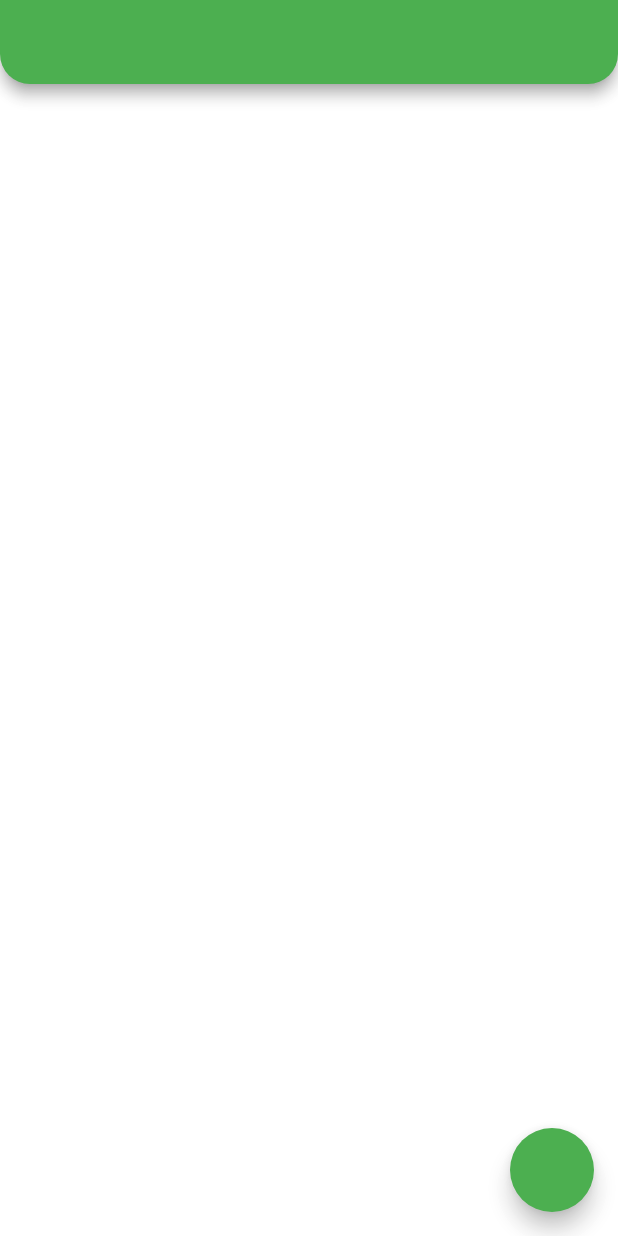
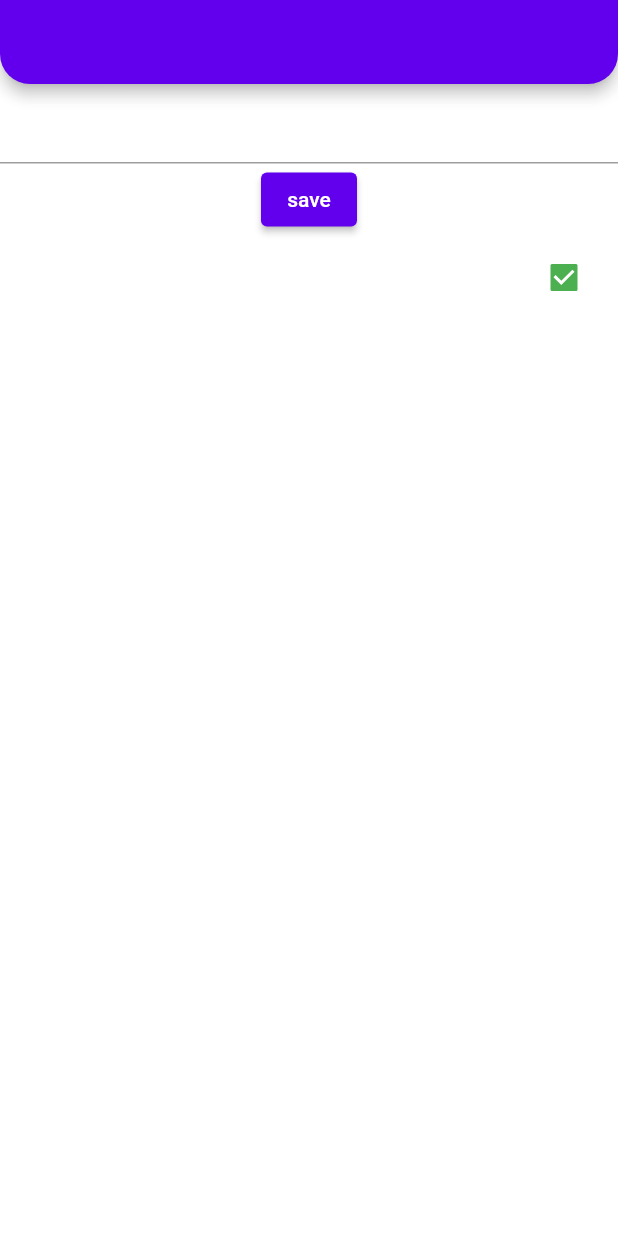
Before and after one commit to flutter-preview/ChosWhy-flutter-lessons, a Flutter app: the screen it shows after launch, on a phone screen of 412 x 824 dp. Run offline on Flutter 3.47's test engine with Material 2 defaults, Android fonts, the light colour scheme and no system bars; our stand-ins replace dio, flutter_spinkit.

Commit message:
added formlearnview

```diff
--- /dev/null
+++ b/lib/202/form_learn_view.dart
@@ -0,0 +1,112 @@
+import 'package:flutter/material.dart';
+
+class FormLearnView extends StatefulWidget {
+  const FormLearnView({Key? key}) : super(key: key);
+
+  @override
+  State<FormLearnView> createState() => _FormLearnViewState();
+}
+
+class _FormLearnViewState extends State<FormLearnView> {
+  final String _buttonTitle = "save";
+  final GlobalKey<FormState> _key = GlobalKey();
+
+  @override
+  Widget build(BuildContext context) {
+    return Scaffold(
+      appBar: AppBar(),
+      body: Column(
+        children: [
+          TextFormField(
+            key: _key,
+            autovalidateMode: AutovalidateMode.onUserInteraction,
+            validator: FormFieldValidator().isNotEmpty,
+            /*(value){
+              return (value?.isNotEmpty ?? false) ? null : "bu alan boş geçilemez";
+                  //burdaki kodun anlamı su burda value null olabilir ama null degilse true null ise false dönücek
+                  //şimdi burdaki kodda ne oldu burda su oldu parantez içiindeki işlem aslında true veya false işlemleri
+              //ve ben eger true ise null ffalse ise String ifade döndürmek istedim!
+            },
+            */
+            onChanged: (String value) {
+              print("a");
+            },
+          ),
+          ElevatedButton(
+              onPressed: () {
+                _elevatedButtonOnPress();
+                ///burda biz eğer boş göndermeye calıstıgımızda bu alan boş gecilemez gibi bi ekranda text görücez tabi boş oldugu için
+                ///print("okey"); koduna girmiyor buna dikkat!
+              },
+              child: Text(_buttonTitle)),
+          CheckboxListTile(value: true, onChanged: (value){}),
+        ],
+      ),
+    );
+  }
+
+  void _elevatedButtonOnPress() {
+    if (_key.currentState?.validate() ?? false) {
+      print("okey");
+    }
+  }
+}
+
+class FormFieldValidator {
+  String? isNotEmpty(String? data) {
+    return (data?.isNotEmpty ?? false) ? null : ValidatorMessage._notEmpty;
+  }
+}
+
+class ValidatorMessage {
+  static const String _notEmpty = "Bu alan boş geçilemez!";
+}
+
+///bu widgerları yine service post kısımlarındda oldukca kullanılan bir form widgetıdır!
+/// normalde işte textfield kısmıyla hallediyoduk form kısımlarını ama burda müşteri diyorki bu kısım boş gecilmemesi gerekiyor
+/// yani bir validasyona giricek diyor
+///
+/// ha bunları yine başka yöntemler ile de yapabilirsin ama flutter hazır bize sunuyor bunu!
+///
+/// textFormFiedl işte bunun kullanımı aynı textfield gibidir ama ekstradan alitador diye bi özelliği vardır!
+///
+/// okay companenti falan ayarladık ama ben tusa bastıgımda bu olayın oldugun nerden görücem!!
+/// işte bu noktada bu form dediğimiz olaylar ortaya cıkıyor!
+/// peki form nasıl kullanılıyor? nerde kullanıcaksan ona göre değişiyor eger 1 taen kullanıcaksan textformfield kullanabilirsin
+/// ama birden fazla kullanıcaksan form ile sarmalayıp alt alta formtextfield kullanmalısın!
+///
+/// şimdi formları kullanıcaksak bizim özel bi kullanımımız var "keys" bunlar bakmalıyız o kısımlar bu noktaya giriyor!
+/// flutter da hazır birçok key var peki key nedir? neden kullanırız:
+/// key aslında bir statefull widgeta dogrudan erişip onun özelliklerini bize döndürmesini saglıyor!!!
+/// ve bunlar sayesinde birbirleri arasında uniq widgetlar yapmıs oluyoruz
+/// bazen widgetlar arasında kaymalar yasanabiliyor sorunlar cıkabiliyor keyler ile bunları cözebiliyoruz
+///
+/// burda neler yapıcaz ve hangi key türleri var onları görelim
+/// birçok key var işte valuekey,localkey,globalkey,uniqkey vs biz burda globalkey kullanıcaz bu daha büyük birşey
+/// burda globalkey ile içinde bazı özel durumları tutabiliyoruz biz bu yuzden burda bunu kullanıyoruz
+///
+/// ben yukarıdaki _key sayesinde formState özelliklerini yakalayabiliyorum!
+/// peki bu ne demek?:
+/// biz farklı companentlerde dönen degerleri yakalıcaz mesela burda elevatedbutonun içine bu dönüşün kontrolunu yazalım
+///
+/// şey derse müşteri ben her zaman calısmasını istiyorum bunun o zaman autovalidateMode: u kullanması gerkeiyor
+/// default ataması onUserInteraction gibi bişey bunu always yaparsan istediğin senaryoyu yapmıs olursun
+///
+/// yine bşaka bi textformfield eklediginde eger sen birini doldurup digerini doldurmazsan yine trigerlanıcak cünkü tüm form alanında
+/// aktifleştiriyorsun bu autovalidateMode'u
+///
+/// bazı senaryolarda da onChanged özelliğini kullanmamız gerkeiyor ama dikkat bu özellik her değişiklikte bu kısıma giriyor!
+/// bu senaryolar işte textin içinde su olursa bu olsun gibisinden! veya filrtreleme özellikleri de yapılabilir!
+///
+/// peki gelelim bu kodları birazcık temizleme kısmına!
+/// şimdi burda metotları bu sekilde bırakmıyorduk biliyosun bu yüzden bi class olusturup o metodu buraya cekicez  okey bunu yapalım hadi
+/// ama bunu yaparken fonksiyonun birebir olduguna dikkat edin yaparken fonksiyon aynı olmak zorunda
+/// YİNE valıdator classı için mesajların toplandıgı bir alan yapabilirsin
+/// hani bunları bu sekilde yaptıgında kodların gelişmişliği oldukca artıcaktır yönetim konusunda vs!
+///
+/// yine bilmemiz gereken başka form fieldler da var bunların var oldugunu bilmemiz yeterlidir suanda
+/// burda kullanılan en coklar arasında InputDatePicker widgetı,DropDownButtonForm widgetı var
+/// bu dropdown widgetı sehir seçme gibi bi companent oluyor ya tıklıyosun aşşagıya dogru kayıyor onun gibi birşey!
+/// yine flutter da hazır checkbox da var checkboxListTile ama bunu bi form fieldı yok cünkü checkbox aslında form edicek bi
+/// kısmı yok!
+///
--- a/lib/main.dart
+++ b/lib/main.dart
@@ -23,6 +23,7 @@ import '202/animations/seven_animation_pasitioned.dart';
 import '202/animations/six_animated_list.dart';
 import '202/animations/three_animation_text.dart';
 import '202/deneme_view.dart';
+import '202/form_learn_view.dart';
 import '202/image_learn_202.dart';
 import '202/package_learn_view.dart';
 import '202/service/service_learn_view_advance.dart';
@@ -105,7 +106,7 @@ class Main extends StatelessWidget {
         )
       ),
        */
-      home: const StateManageLearnView(),
+      home: const FormLearnView(),
       debugShowCheckedModeBanner: false,
     );
   }
```
